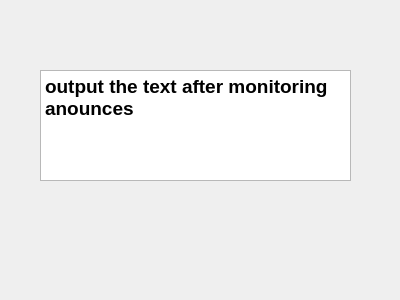
The window that interface/interface.ui (Kostamirin/typing_speed_tester) describes before a commit, drawn with Qt 5.
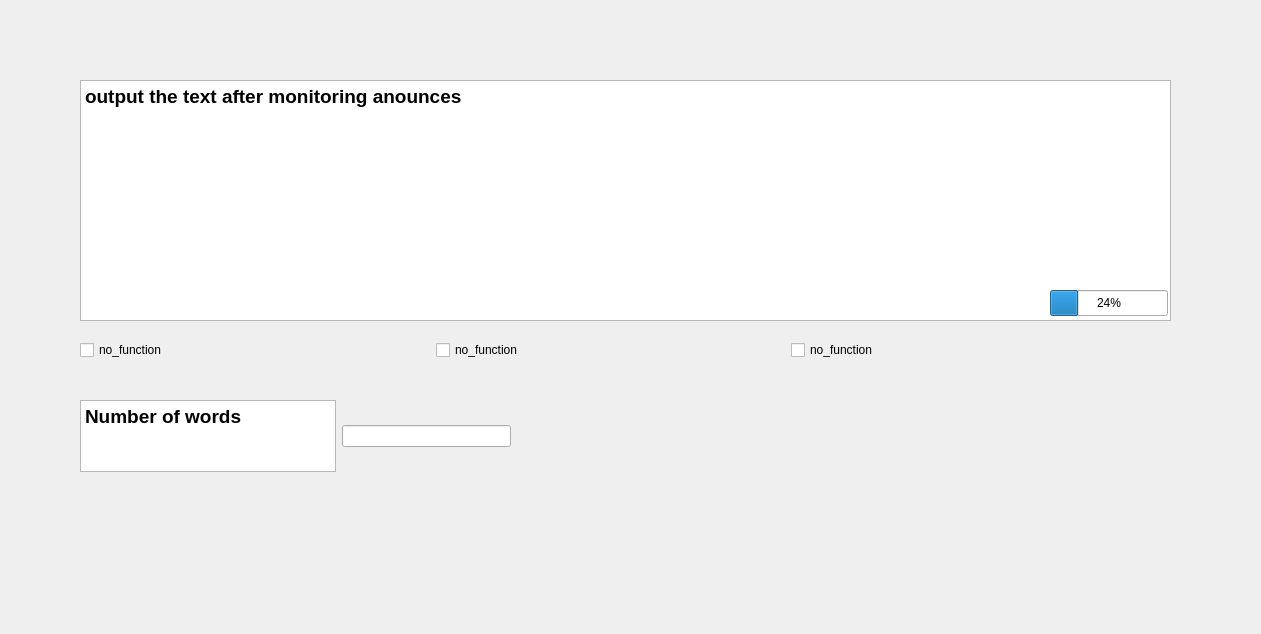
The same window after the commit.

Diff of the .ui file:
```diff
--- a/interface/interface.ui
+++ b/interface/interface.ui
@@ -6,8 +6,8 @@
    <rect>
     <x>0</x>
     <y>0</y>
-    <width>400</width>
-    <height>300</height>
+    <width>1261</width>
+    <height>634</height>
    </rect>
   </property>
   <property name="windowTitle">
@@ -19,10 +19,10 @@
    </property>
    <property name="geometry">
     <rect>
-     <x>40</x>
-     <y>70</y>
-     <width>311</width>
-     <height>111</height>
+     <x>80</x>
+     <y>80</y>
+     <width>1091</width>
+     <height>241</height>
     </rect>
    </property>
    <property name="cursor" stdset="0">
@@ -42,6 +42,81 @@
 &lt;p style=&quot; margin-top:0px; margin-bottom:0px; margin-left:0px; margin-right:0px; -qt-block-indent:0; text-indent:0px;&quot;&gt;output the text after monitoring anounces&lt;/p&gt;&lt;/body&gt;&lt;/html&gt;</string>
    </property>
   </widget>
+  <widget class="QWidget" name="horizontalLayoutWidget">
+   <property name="geometry">
+    <rect>
+     <x>80</x>
+     <y>330</y>
+     <width>1061</width>
+     <height>41</height>
+    </rect>
+   </property>
+   <layout class="QHBoxLayout" name="horizontalLayout">
+    <item>
+     <widget class="QCheckBox" name="checkBox">
+      <property name="text">
+       <string>no_function</string>
+      </property>
+     </widget>
+    </item>
+    <item>
+     <widget class="QCheckBox" name="checkBox_3">
+      <property name="text">
+       <string>no_function</string>
+      </property>
+     </widget>
+    </item>
+    <item>
+     <widget class="QCheckBox" name="checkBox_2">
+      <property name="text">
+       <string>no_function</string>
+      </property>
+     </widget>
+    </item>
+   </layout>
+  </widget>
+  <widget class="QWidget" name="horizontalLayoutWidget_2">
+   <property name="geometry">
+    <rect>
+     <x>80</x>
+     <y>400</y>
+     <width>431</width>
+     <height>72</height>
+    </rect>
+   </property>
+   <layout class="QHBoxLayout" name="horizontalLayout_2">
+    <item>
+     <widget class="QTextBrowser" name="textBrowser">
+      <property name="html">
+       <string>&lt;!DOCTYPE HTML PUBLIC &quot;-//W3C//DTD HTML 4.0//EN&quot; &quot;http://www.w3.org/TR/REC-html40/strict.dtd&quot;&gt;
+&lt;html&gt;&lt;head&gt;&lt;meta name=&quot;qrichtext&quot; content=&quot;1&quot; /&gt;&lt;meta charset=&quot;utf-8&quot; /&gt;&lt;style type=&quot;text/css&quot;&gt;
+p, li { white-space: pre-wrap; }
+hr { height: 1px; border-width: 0; }
+li.unchecked::marker { content: &quot;\2610&quot;; }
+li.checked::marker { content: &quot;\2612&quot;; }
+&lt;/style&gt;&lt;/head&gt;&lt;body style=&quot; font-family:'Fira Code Medium'; font-size:14pt; font-weight:500; font-style:normal;&quot;&gt;
+&lt;p style=&quot; margin-top:0px; margin-bottom:0px; margin-left:0px; margin-right:0px; -qt-block-indent:0; text-indent:0px;&quot;&gt;Number of words&lt;/p&gt;&lt;/body&gt;&lt;/html&gt;</string>
+      </property>
+     </widget>
+    </item>
+    <item>
+     <widget class="QLineEdit" name="lineEdit"/>
+    </item>
+   </layout>
+  </widget>
+  <widget class="QProgressBar" name="progressBar">
+   <property name="geometry">
+    <rect>
+     <x>1050</x>
+     <y>290</y>
+     <width>118</width>
+     <height>26</height>
+    </rect>
+   </property>
+   <property name="value">
+    <number>24</number>
+   </property>
+  </widget>
  </widget>
  <resources/>
  <connections/>
```
